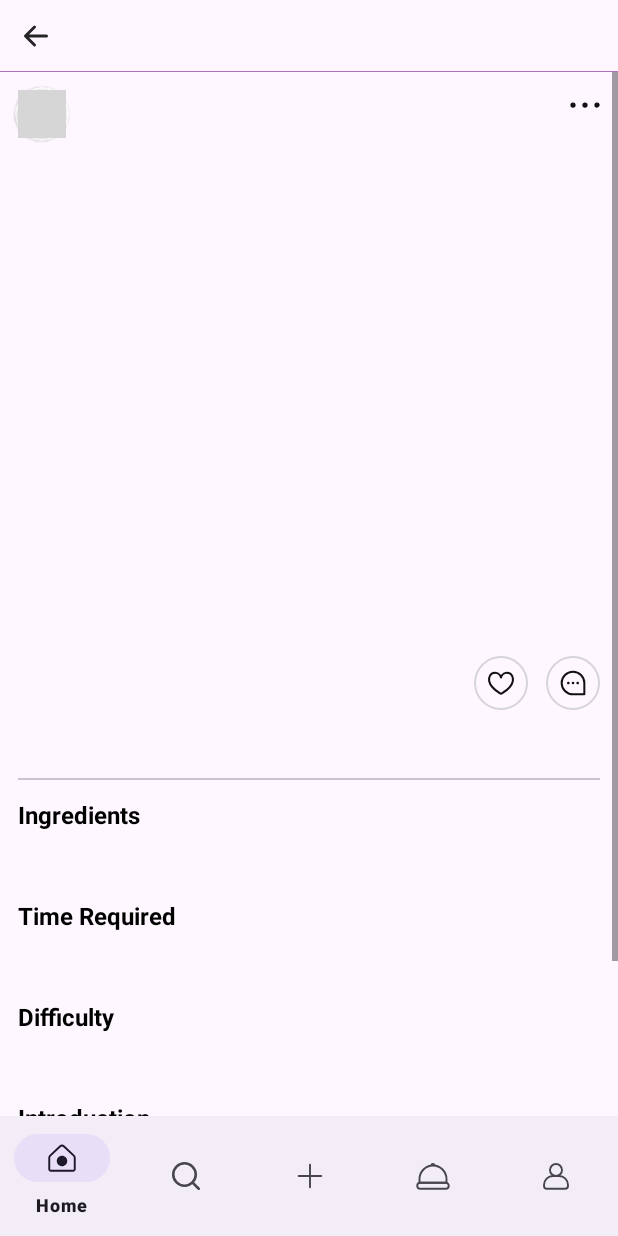
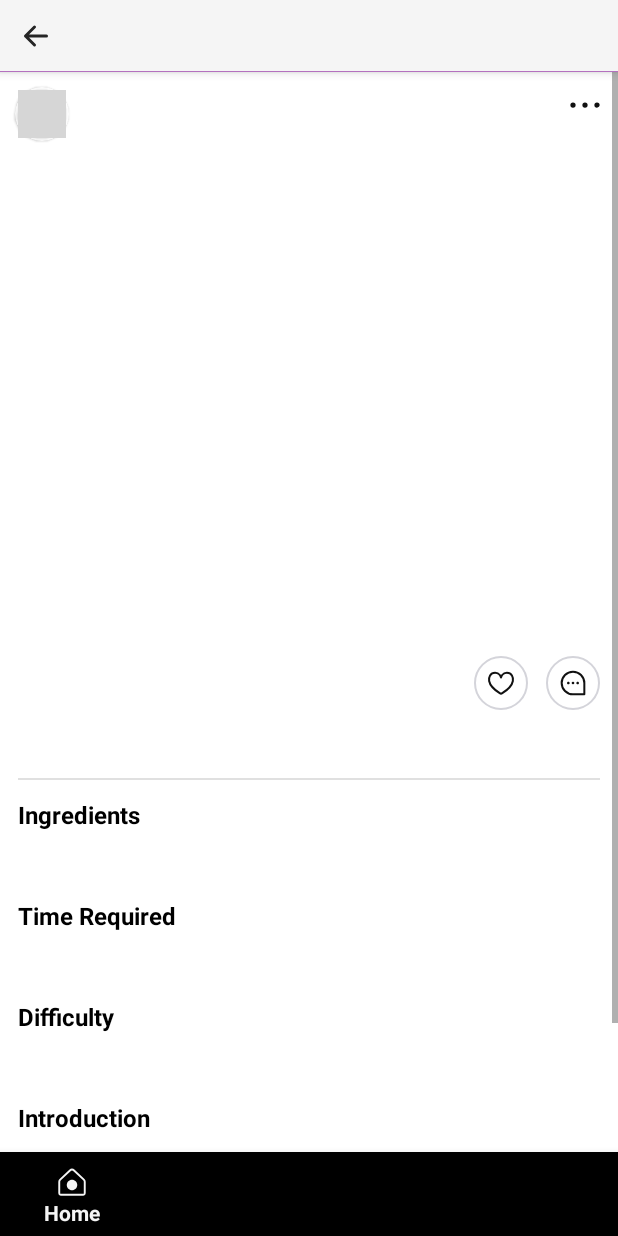
Before and after one commit to woowacourse-teams/2024-pengcook, an Android app: the DetailRecipeFragment screen opened through its navigation route, on a phone screen of 412 x 824 dp. Run offline under Robolectric (Android 15) with nearby library versions, the phone set to English and light mode, and no system bars; our stand-ins replace data binding, navigation-ui, paging; pictures from the network do not load; 12 statements that could not run were skipped; grey boxes are pictures that could not be loaded.

Commit message:
:bug: resolve conflicts from android dev branch

```diff
--- a/android/app/src/main/res/values-night/themes.xml
+++ b/android/app/src/main/res/values-night/themes.xml
@@ -1,7 +1,11 @@
 <resources xmlns:tools="http://schemas.android.com/tools">
     <!-- Base application theme. -->
-    <style name="Base.Theme.Pengcook" parent="Theme.Material3.DayNight.NoActionBar">
+    <style name="Base.Theme.Pengcook" parent="Theme.AppCompat.DayNight.NoActionBar">
         <!-- Customize your dark theme here. -->
         <!-- <item name="colorPrimary">@color/my_dark_primary</item> -->
     </style>
+
+    <style name="Theme.Pengcook" parent="Base.Theme.Pengcook">
+        <item name="android:windowBackground">@color/white</item>
+    </style>
 </resources>
--- a/android/app/src/main/res/values/colors.xml
+++ b/android/app/src/main/res/values/colors.xml
@@ -1,7 +1,9 @@
 <?xml version="1.0" encoding="utf-8"?>
 <resources>
     <color name="black">#FF000000</color>
+    <color name="black_100">#FF111111</color>
     <color name="white">#FFFFFFFF</color>
     <color name="gray_500">#FF9E9E9E</color>
     <color name="gray_300">#FFD3CECE</color>
+    <color name="gray">#FFD4D4DA</color>
 </resources>
--- a/android/app/src/main/res/values/themes.xml
+++ b/android/app/src/main/res/values/themes.xml
@@ -1,9 +1,11 @@
 <resources xmlns:tools="http://schemas.android.com/tools">
     <!-- Base application theme. -->
-    <style name="Base.Theme.Pengcook" parent="Theme.Material3.DayNight.NoActionBar">
+    <style name="Base.Theme.Pengcook" parent="Theme.AppCompat.DayNight.NoActionBar">
         <!-- Customize your light theme here. -->
         <!-- <item name="colorPrimary">@color/my_light_primary</item> -->
     </style>
 
-    <style name="Theme.Pengcook" parent="Base.Theme.Pengcook" />
+    <style name="Theme.Pengcook" parent="Base.Theme.Pengcook">
+        <item name="android:windowBackground">@color/white</item>
+    </style>
 </resources>
--- a/android/gradle/libs.versions.toml
+++ b/android/gradle/libs.versions.toml
@@ -1,5 +1,5 @@
 [versions]
-agp = "8.5.0"
+agp = "8.5.1"
 kotlin = "1.9.0"
 coreKtx = "1.13.1"
 junit = "4.13.2"
@@ -9,6 +9,8 @@ appcompat = "1.7.0"
 material = "1.12.0"
 activity = "1.9.0"
 constraintlayout = "2.1.4"
+googleGmsGoogleServices = "4.4.2"
+firebaseAuth = "23.0.0"
 legacySupportV4 = "1.0.0"
 recyclerview = "1.3.2"
 
@@ -21,9 +23,11 @@ androidx-appcompat = { group = "androidx.appcompat", name = "appcompat", version
 material = { group = "com.google.android.material", name = "material", version.ref = "material" }
 androidx-activity = { group = "androidx.activity", name = "activity", version.ref = "activity" }
 androidx-constraintlayout = { group = "androidx.constraintlayout", name = "constraintlayout", version.ref = "constraintlayout" }
+firebase-auth = { group = "com.google.firebase", name = "firebase-auth", version.ref = "firebaseAuth" }
 androidx-legacy-support-v4 = { group = "androidx.legacy", name = "legacy-support-v4", version.ref = "legacySupportV4" }
 androidx-recyclerview = { group = "androidx.recyclerview", name = "recyclerview", version.ref = "recyclerview" }
 
 [plugins]
 android-application = { id = "com.android.application", version.ref = "agp" }
 jetbrains-kotlin-android = { id = "org.jetbrains.kotlin.android", version.ref = "kotlin" }
+google-gms-google-services = { id = "com.google.gms.google-services", version.ref = "googleGmsGoogleServices" }
```
Also changed, not shown: android/app/src/main/res/values/buttons.xml (added, +17 -0 lines), android/app/src/main/res/values/fonts.xml (added, +29 -0 lines), 3 other files.
